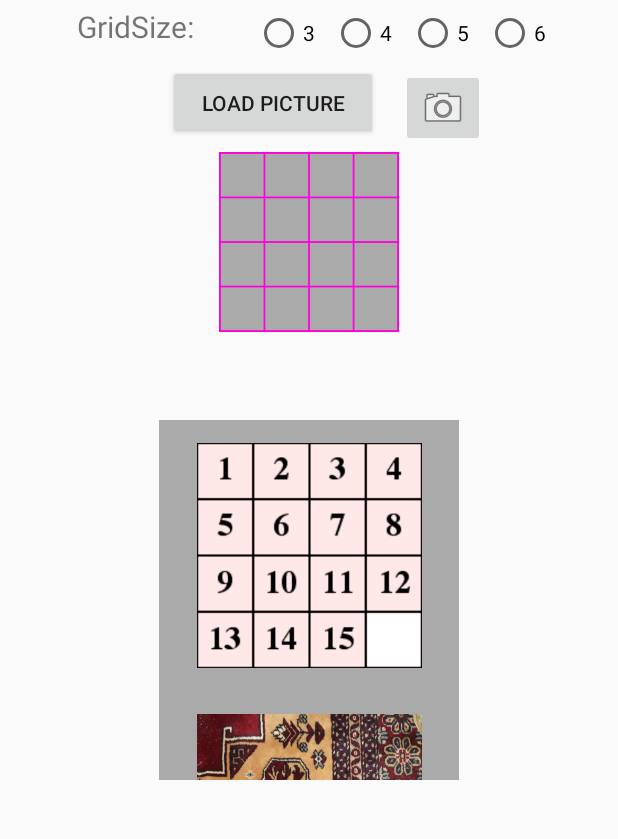
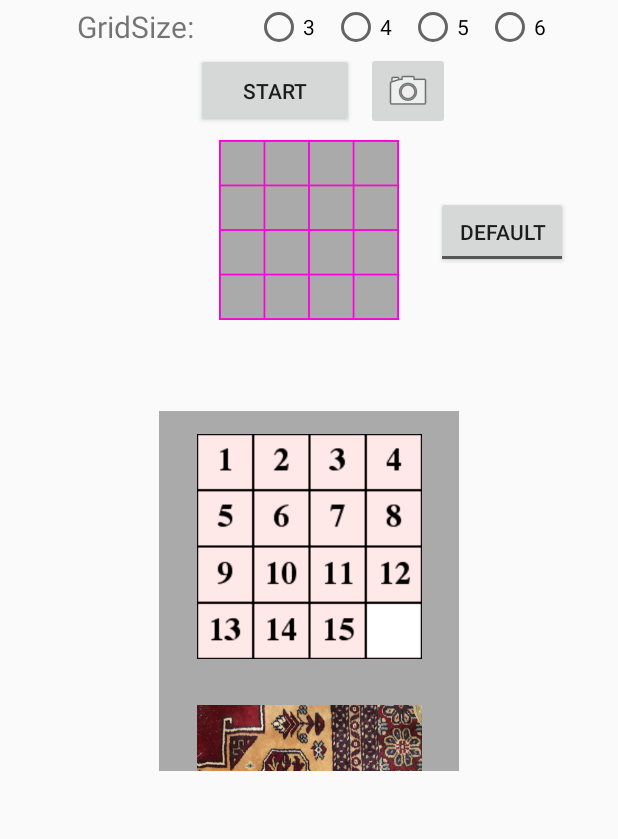
Before and after one commit to lamelameo/PicturePuzzle-App, an Android app: the screen it shows after launch (MainActivity), on a phone screen of 412 x 824 dp, the part 186-1025 px from its top. Run offline under Robolectric (Android 15) with nearby library versions, the phone set to English and light mode, and no system bars.

Commit message:
Changed Main Activity to allow the recycler view to switch between saved pictures taken using app and default images, also made changes in the adapter to accommodate for this
Changes in PuzzleGridTest include testing a different function to calculate inversions, commented out code trying to implement a timer, and fixing bugs occurring onclick of cells. A bug occurred when clicking (not swipe) cells on the edges of a row when the empty cell index was +/- 1 from it. This allowed the clicked cell to move to this start of the next row where the empty cell was, which is unintended. Resolved this by creating an onclicklistener to check for clicks on valid empty cell neighbours which then calls the swipe move function to process movement instead. Also had a bug in doing this where the old MoveCell function which handled onclick events would be blocked if the cells image tag was same as the empty cell index as I had used the wrong tag index. Resolved by removing this. This was redundant anyway as touches on the empty cell were filtered in the touchListener.

```diff
--- a/app/src/main/java/com/example/lamelameo/picturepuzzle/ImageRecyclerAdapter.java
+++ b/app/src/main/java/com/example/lamelameo/picturepuzzle/ImageRecyclerAdapter.java
@@ -21,7 +21,7 @@ import java.util.ArrayList;
 import static android.content.ContentValues.TAG;
 
 public class ImageRecyclerAdapter extends RecyclerView.Adapter<ImageRecyclerAdapter.myViewHolder> {
-    private Drawable[] mDataset;
+    private ArrayList<Drawable> mDataset;
     private Intent mIntent;
     private int[] mDrawableInts;
     private Context mContext;
@@ -30,11 +30,20 @@ public class ImageRecyclerAdapter extends RecyclerView.Adapter<ImageRecyclerAdap
     private int mSelectedHolder;
     private ArrayList<myViewHolder> viewHolders;
 
-    // constructor takes array of drawable images
+    // constructor takes array of drawables resource integers
     public ImageRecyclerAdapter(int[] drawableInts, Intent intent, Context context) {
 //        mDataset = imageDataset;
         mIntent = intent;
         mDrawableInts = drawableInts;
+        mContext = context;
+        mGridRows = 4;
+        viewHolders = new ArrayList<>();
+    }
+
+    // constructor takes arraylist of drawables
+    public ImageRecyclerAdapter(ArrayList<Drawable> images, Intent intent, Context context) {
+        mIntent = intent;
+        mDataset = images;
         mContext = context;
         mGridRows = 4;
         viewHolders = new ArrayList<>();
@@ -46,6 +55,11 @@ public class ImageRecyclerAdapter extends RecyclerView.Adapter<ImageRecyclerAdap
 
     public int getmSelectedImage() {
         return mSelectedImage;
+    }
+
+    public void resetSelection() {
+        mSelectedHolder = -1;
+        mSelectedImage = -1;
     }
 
     public static class myViewHolder extends RecyclerView.ViewHolder {
@@ -100,8 +114,12 @@ public class ImageRecyclerAdapter extends RecyclerView.Adapter<ImageRecyclerAdap
     // set image view to corresponding drawable in dataset
     @Override
     public void onBindViewHolder(@NonNull final myViewHolder holder, int position) {
-        // set the image for the item based on the position in adapter...as holders are recycled it will be set each bind
-        holder.mImageView.setImageResource(mDrawableInts[position]);
+        if (mDataset != null) {
+            holder.mImageView.setImageDrawable(mDataset.get(position));
+        } else {
+            // set the image for the item based on the position in adapter...as holders are recycled it will be set each bind
+            holder.mImageView.setImageResource(mDrawableInts[position]);
+        }
 
         // check if the holder being bound is the selected image and keep make it blue else set no background
         // this is needed when scrolling occurs and holders get shuffled
@@ -114,6 +132,10 @@ public class ImageRecyclerAdapter extends RecyclerView.Adapter<ImageRecyclerAdap
 
     @Override
     public int getItemCount() {
-        return mDrawableInts.length;
+        if (mDataset != null) {
+            return mDataset.size();
+        } else {
+            return mDrawableInts.length;
+        }
     }
 }
--- a/app/src/main/java/com/example/lamelameo/picturepuzzle/MainActivity.java
+++ b/app/src/main/java/com/example/lamelameo/picturepuzzle/MainActivity.java
@@ -25,6 +25,7 @@ import android.widget.*;
 import java.io.File;
 import java.io.IOException;
 import java.text.SimpleDateFormat;
+import java.util.ArrayList;
 import java.util.Date;
 import java.util.Locale;
 
@@ -33,6 +34,7 @@ public class MainActivity extends AppCompatActivity {
     private String TAG = "MainActivity";
     private RecyclerView mRecyclerView;
     private RecyclerView.Adapter mAdapter;
+    private RecyclerView.Adapter mPhotoAdapter;
     private RecyclerView.LayoutManager mlayoutManager;
     private ImageView mCameraView;
     private String mCurrentPhotoPath;
@@ -147,8 +149,27 @@ public class MainActivity extends AppCompatActivity {
         mediaScanIntent.setData(contentUri);
         this.sendBroadcast(mediaScanIntent);
         // directory for gallery images
-        Environment.getExternalStoragePublicDirectory(Environment.DIRECTORY_PICTURES);
+//        Environment.getExternalStoragePublicDirectory(Environment.DIRECTORY_PICTURES);
         //TODO: get pics from storage to display?
+    }
+
+    private Drawable scalePhoto(int viewSize, String photopath) {
+        // scale image previews to fit the allocated View to save app memory
+        BitmapFactory.Options bmOptions = new BitmapFactory.Options();
+        bmOptions.inJustDecodeBounds = true;
+        BitmapFactory.decodeFile(photopath, bmOptions);
+        int photoW = bmOptions.outWidth;
+        int photoH = bmOptions.outHeight;
+        int scaleFactor = Math.min(photoW/viewSize, photoH/viewSize);
+        bmOptions.inJustDecodeBounds = false;
+        bmOptions.inSampleSize = scaleFactor;
+
+        // rotate image to correct orientation - default is landscape
+        Matrix matrix = new Matrix();
+        matrix.postRotate(90);
+        Bitmap bitmap = BitmapFactory.decodeFile(photopath, bmOptions);
+        Bitmap scaledBmp = Bitmap.createBitmap(bitmap, 0, 0, bitmap.getWidth(), bitmap.getHeight(), matrix, true);
+        return new BitmapDrawable(getResources(), scaledBmp);
     }
 
     @Override
@@ -188,16 +209,54 @@ public class MainActivity extends AppCompatActivity {
                 R.drawable.dfdfrazer, R.drawable.dfdfsaiki, R.drawable.dfdfmms
         };
 
+        File imageDir = getExternalFilesDir(Environment.DIRECTORY_PICTURES);
+        File[] storedImages = imageDir.listFiles();
+        final ArrayList<Drawable> savedPhotos = new ArrayList<>();
+        float density = getResources().getDisplayMetrics().density;
+        long recyclerViewPx = Math.round(150 * density);
+        for (File file : storedImages) {
+            Log.i(TAG, "onCreate:file "+file.getName());
+            String imagePath = file.getAbsolutePath();
+            Drawable imageBitmap = scalePhoto((int)recyclerViewPx, imagePath);
+//            Drawable drawable = BitmapDrawable.createFromPath(imagePath);
+            savedPhotos.add(imageBitmap);
+            //TODO: have to rotate and scale images, recyclerview is very slow...
+        }
+
+        //TODO: create a fragment to scroll through images including the defaults (at top) and image gallery
+        // add defaults to app pics on create,
+
         mRecyclerView = findViewById(R.id.pictureRecyclerView);
         // improves performance given that view doesnt change size
-        mRecyclerView.setHasFixedSize(true);
+//        mRecyclerView.setHasFixedSize(true);
         // use layout manager -  horizontal orientation = 1, vertical = 0
         mlayoutManager = new LinearLayoutManager(this, 1, false);
         mRecyclerView.setLayoutManager(mlayoutManager);
-        // set adapter
-        mAdapter = new ImageRecyclerAdapter(drawableInts, intent2,this);
-        mRecyclerView.setAdapter(mAdapter);
-        final ImageRecyclerAdapter testAdapter = (ImageRecyclerAdapter)mAdapter;
+        // set adapter to default use default image dataset
+        final ImageRecyclerAdapter testAdapter = new ImageRecyclerAdapter(drawableInts, intent2,this);
+        mAdapter = testAdapter;
+        mRecyclerView.setAdapter(testAdapter);
+
+        // toggle recycler view between default images and photos taken and saved using this app
+        ToggleButton adapterButton = findViewById(R.id.adapterButton);
+        final ImageRecyclerAdapter photoAdapter = new ImageRecyclerAdapter(savedPhotos, intent2, this);
+        mPhotoAdapter = photoAdapter;
+        adapterButton.setOnCheckedChangeListener(new CompoundButton.OnCheckedChangeListener() {
+            @Override
+            public void onCheckedChanged(CompoundButton buttonView, boolean isChecked) {
+                //TODO: have to update selection upon changing adapters
+                if (isChecked) {
+                    Log.i(TAG, "onCheckedChanged: checked");
+                    mRecyclerView.swapAdapter(photoAdapter, true);
+                    photoAdapter.resetSelection();
+
+                } else {
+                    Log.i(TAG, "onCheckedChanged: unchecked");
+                    mRecyclerView.swapAdapter(testAdapter, true);
+                    testAdapter.resetSelection();
+                }
+            }
+        });
 
         final RadioGroup setGrid = findViewById(R.id.setGrid);
         RadioButton set3 = findViewById(R.id.set3);
--- a/app/src/main/res/layout/activity_main.xml
+++ b/app/src/main/res/layout/activity_main.xml
@@ -76,22 +76,22 @@
         android:contentDescription="@string/take_pic"
         app:layout_constraintBottom_toTopOf="@+id/photoView"
         app:layout_constraintEnd_toEndOf="parent"
-        app:layout_constraintHorizontal_bias="0.762"
+        app:layout_constraintHorizontal_bias="0.695"
         app:layout_constraintStart_toStartOf="parent"
         app:layout_constraintTop_toBottomOf="@+id/setGrid"
-        app:layout_constraintVertical_bias="0.0"
+        app:layout_constraintVertical_bias="0.888"
         app:srcCompat="@android:drawable/ic_menu_camera" />
 
     <Button
         android:id="@+id/loadButton"
-        android:layout_width="140dp"
+        android:layout_width="105dp"
         android:layout_height="50dp"
         android:layout_marginEnd="8dp"
         android:layout_marginStart="8dp"
-        android:layout_marginTop="12dp"
-        android:text="@string/load_pic"
+        android:layout_marginTop="4dp"
+        android:text="@string/start"
         app:layout_constraintEnd_toStartOf="@+id/cameraButton"
-        app:layout_constraintHorizontal_bias="0.932"
+        app:layout_constraintHorizontal_bias="1.0"
         app:layout_constraintStart_toStartOf="parent"
         app:layout_constraintTop_toBottomOf="@+id/textView2" />
 
@@ -140,4 +140,18 @@
         app:layout_constraintStart_toStartOf="parent"
         app:layout_constraintTop_toBottomOf="@+id/appTitle" />
 
+    <ToggleButton
+        android:id="@+id/adapterButton"
+        android:layout_width="wrap_content"
+        android:layout_height="wrap_content"
+        android:layout_marginEnd="8dp"
+        android:layout_marginStart="8dp"
+        android:layout_marginTop="44dp"
+        android:textOff="@string/default_images"
+        android:textOn="@string/gallery_images"
+        app:layout_constraintEnd_toEndOf="parent"
+        app:layout_constraintHorizontal_bias="0.392"
+        app:layout_constraintStart_toEndOf="@+id/photoView"
+        app:layout_constraintTop_toBottomOf="@+id/cameraButton" />
+
 </android.support.constraint.ConstraintLayout>
--- a/app/src/main/res/values/strings.xml
+++ b/app/src/main/res/values/strings.xml
@@ -5,9 +5,10 @@
     <string name="load">Load Picture</string>
     <string name="timer">Timer</string>
     <string name="pause">pause</string>
-    <string name="appwidget_text">EXAMPLE</string>
-    <string name="add_widget">Add widget</string>
+    <string name="start">Start</string>
     <string name="grid_size">GridSize:</string>
+    <string name="default_images">default</string>
+    <string name="gallery_images">gallery</string>
     <string name="set3">3</string>
     <string name="set4">4</string>
     <string name="set5">5</string>
```
Also changed, not shown: app/src/main/java/com/example/lamelameo/picturepuzzle/PuzzleGridTest.java (+88 -75 lines).
